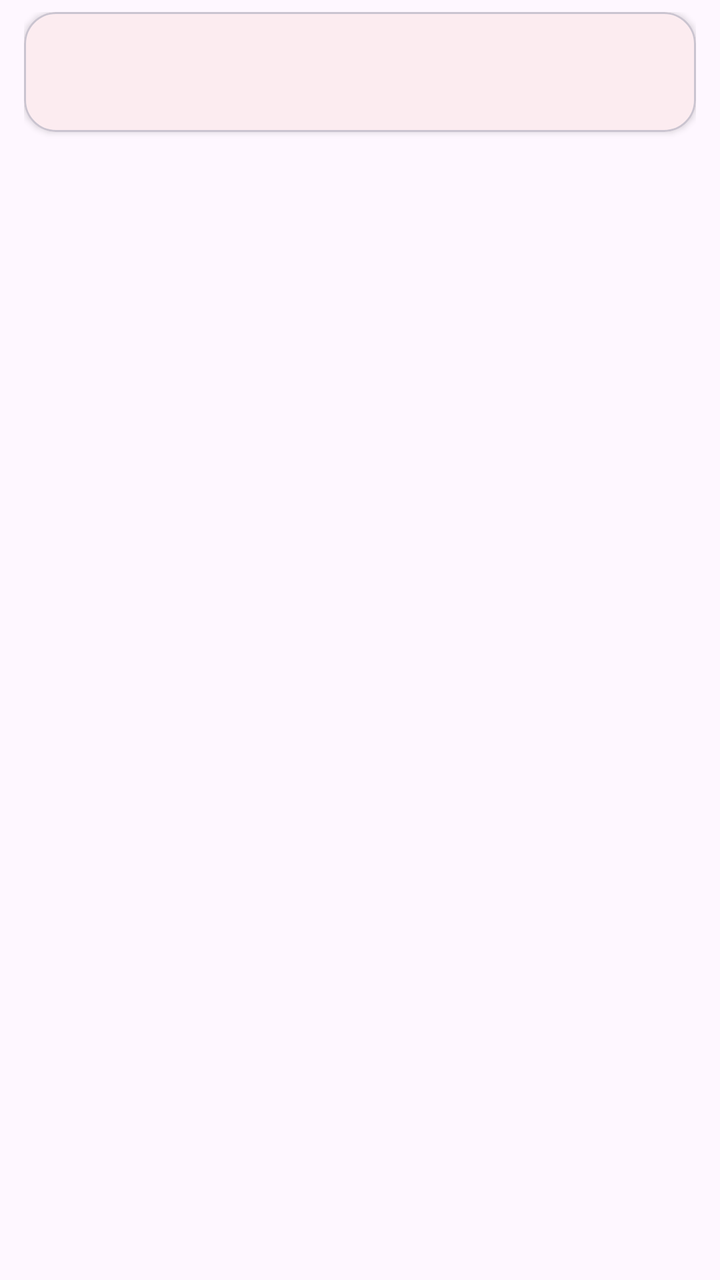
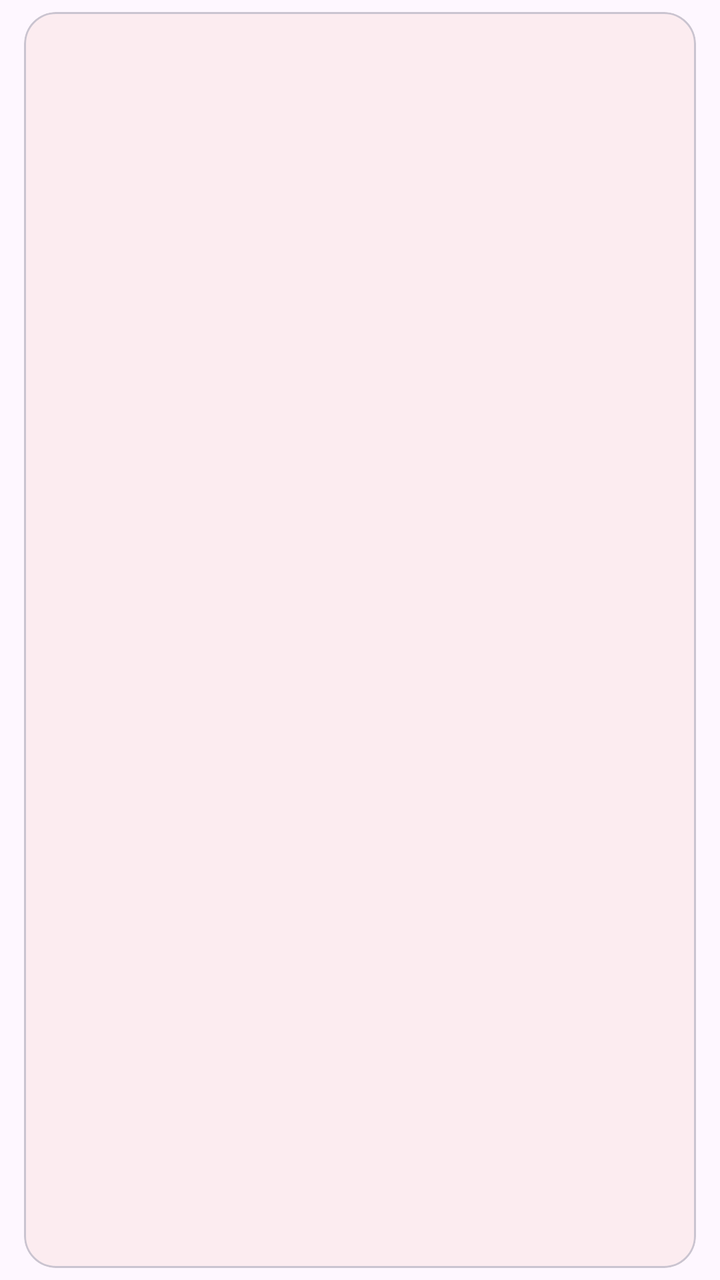

Screens rendered from an Android XML layout before and after an edit, with the pre-edit source and the edit as a unified diff.
<!-- AndroidManifest.xml: application theme Tema.OpenCard -->
<!-- res/layout/item_carta.xml -->
<?xml version="1.0" encoding="utf-8"?>
<FrameLayout xmlns:android="http://schemas.android.com/apk/res/android"
    xmlns:app="http://schemas.android.com/apk/res-auto"
    android:layout_width="match_parent"
    android:layout_height="wrap_content"
    android:paddingHorizontal="12dp"
    android:paddingVertical="6dp">

    <com.google.android.material.card.MaterialCardView
        android:id="@+id/scheda"
        android:layout_width="match_parent"
        android:layout_height="wrap_content"
        android:clickable="true"
        android:focusable="true"
        app:cardCornerRadius="16dp"
        app:cardElevation="2dp">

        <LinearLayout
            android:layout_width="match_parent"
            android:layout_height="wrap_content"
            android:gravity="center_vertical"
            android:orientation="horizontal"
            android:padding="16dp">

            <ImageView
                android:id="@+id/glifo"
                android:layout_width="28dp"
                android:layout_height="28dp"
                android:alpha="0.85"
                android:contentDescription="@null"
                app:tint="@android:color/white" />

            
            <TextView
                android:id="@+id/nome"
                android:layout_width="0dp"
                android:layout_height="wrap_content"
                android:layout_marginStart="16dp"
                android:layout_weight="1"
                android:textColor="@android:color/white"
                android:textSize="18sp"
                android:textStyle="bold" />

            <ImageView
                android:id="@+id/cestino"
                android:layout_width="28dp"
                android:layout_height="28dp"
                android:contentDescription="@string/elimina"
                android:src="@drawable/ic_cestino"
                android:visibility="gone"
                app:tint="@android:color/white" />
        </LinearLayout>
    </com.google.android.material.card.MaterialCardView>
</FrameLayout>
<!-- resources referenced by this layout -->
<resources>
  <!-- drawable ic_cestino (drawable) -->
  <vector xmlns:android="http://schemas.android.com/apk/res/android"
      android:width="24dp" android:height="24dp"
      android:viewportWidth="24" android:viewportHeight="24"
      android:tint="?attr/colorControlNormal">
      <path android:fillColor="@android:color/white"
          android:pathData="M6,19c0,1.1 0.9,2 2,2h8c1.1,0 2,-0.9 2,-2V7H6v12zM19,4h-3.5l-1,-1h-5l-1,1H5v2h14V4z" />
  </vector>
  <string name="elimina">Delete</string>
  <style name="Tema.OpenCard" parent="Theme.Material3.DayNight.NoActionBar">
          <item name="colorPrimary">@color/brand</item>
          <item name="colorOnPrimary">@color/on_brand</item>
          <item name="colorSecondary">@color/brand</item>
          <item name="colorOnSecondary">@color/on_brand</item>
          <item name="android:statusBarColor" tools:targetApi="21">@color/brand</item>
          <item name="android:windowLightStatusBar" tools:targetApi="23">false</item>
          
          <item name="coordinatorLayoutStyle">@style/Radice.OpenCard</item>
      </style>
  <color name="brand">#E6642B</color>
  <color name="on_brand">#FFFFFF</color>
  <style name="Radice.OpenCard" parent="android:Widget">
          <item name="statusBarBackground">@color/brand</item>
      </style>
</resources>

<!-- the commit's change to res/layout/item_carta.xml (unified diff, before → after) -->
@@ -6,18 +6,20 @@
     android:paddingHorizontal="12dp"
     android:paddingVertical="6dp">
 
+    
     <com.google.android.material.card.MaterialCardView
         android:id="@+id/scheda"
         android:layout_width="match_parent"
-        android:layout_height="wrap_content"
+        android:layout_height="match_parent"
         android:clickable="true"
         android:focusable="true"
         app:cardCornerRadius="16dp"
         app:cardElevation="2dp">
 
         <LinearLayout
+            android:id="@+id/riga"
             android:layout_width="match_parent"
-            android:layout_height="wrap_content"
+            android:layout_height="match_parent"
             android:gravity="center_vertical"
             android:orientation="horizontal"
             android:padding="16dp">
